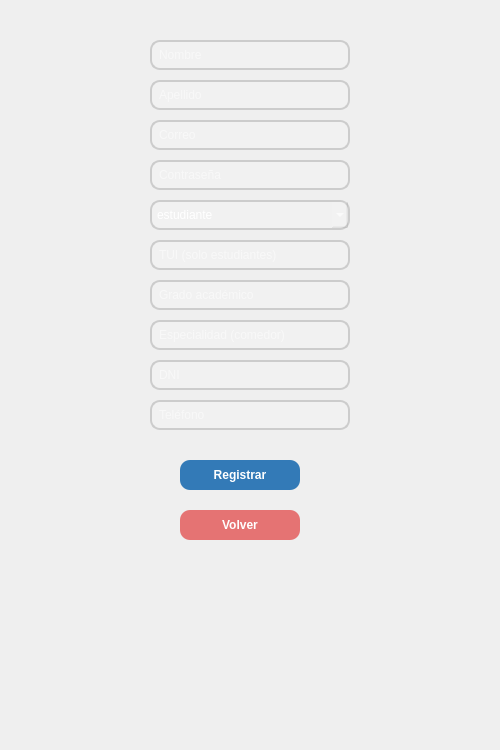
First picture: the form in src/vista/ui/VistaRegistro.ui, repository jaimecarfe/menule, before the edit.
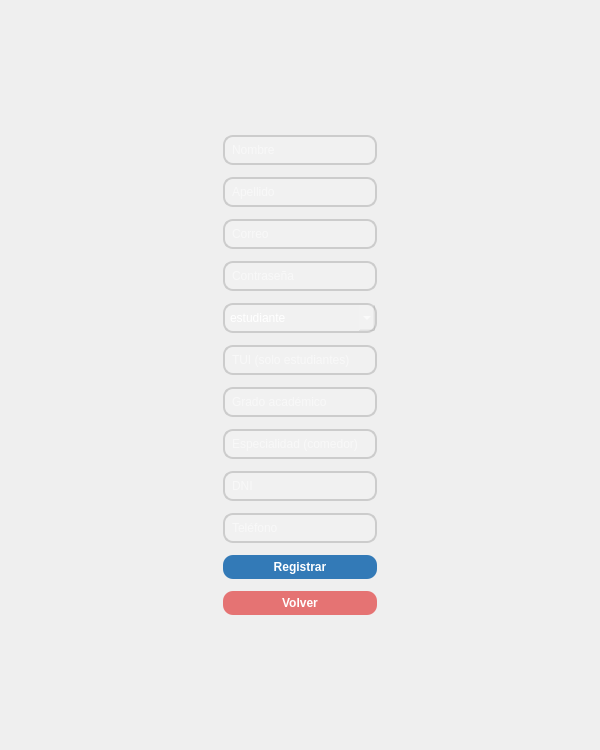
Second picture: the form after the edit.

Commit message: responsive registro y logging

```diff
--- a/src/vista/ui/VistaRegistro.ui
+++ b/src/vista/ui/VistaRegistro.ui
@@ -1,69 +1,123 @@
 <?xml version="1.0" encoding="utf-8"?>
 <ui version="4.0">
-<class>VistaRegistro</class>
-<widget class="QMainWindow" name="VistaRegistro">
-<property name="geometry">
-<rect><x>0</x><y>0</y><width>500</width><height>750</height></rect>
-</property>
-<property name="windowTitle">
-<string>MenULE - Registro</string>
-</property>
-<widget class="QWidget" name="centralwidget">
-<widget class="QLineEdit" name="lineEdit_nombre">
-<property name="geometry"><rect><x>150</x><y>40</y><width>200</width><height>30</height></rect></property>
-<property name="placeholderText"><string>Nombre</string></property>
-</widget>
-<widget class="QLineEdit" name="lineEdit_apellido">
-<property name="geometry"><rect><x>150</x><y>80</y><width>200</width><height>30</height></rect></property>
-<property name="placeholderText"><string>Apellido</string></property>
-</widget>
-<widget class="QLineEdit" name="lineEdit_correo">
-<property name="geometry"><rect><x>150</x><y>120</y><width>200</width><height>30</height></rect></property>
-<property name="placeholderText"><string>Correo</string></property>
-</widget>
-<widget class="QLineEdit" name="lineEdit_password">
-<property name="geometry"><rect><x>150</x><y>160</y><width>200</width><height>30</height></rect></property>
-<property name="echoMode"><enum>QLineEdit::Password</enum></property>
-<property name="placeholderText"><string>Contraseña</string></property>
-</widget>
-<widget class="QComboBox" name="comboBox_rol">
-<property name="geometry"><rect><x>150</x><y>200</y><width>200</width><height>30</height></rect></property>
-<item><property name="text"><string>estudiante</string></property></item>
-<item><property name="text"><string>profesor</string></property></item>
-<item><property name="text"><string>personal_comedor</string></property></item>
-<item><property name="text"><string>visitante</string></property></item>
-<item><property name="text"><string>administrador</string></property></item>
-</widget>
-<widget class="QLineEdit" name="lineEdit_tui">
-<property name="geometry"><rect><x>150</x><y>240</y><width>200</width><height>30</height></rect></property>
-<property name="placeholderText"><string>TUI (solo estudiantes)</string></property>
-</widget>
-<widget class="QLineEdit" name="lineEdit_grado">
-<property name="geometry"><rect><x>150</x><y>280</y><width>200</width><height>30</height></rect></property>
-<property name="placeholderText"><string>Grado académico</string></property>
-</widget>
-<widget class="QLineEdit" name="lineEdit_especialidad">
-<property name="geometry"><rect><x>150</x><y>320</y><width>200</width><height>30</height></rect></property>
-<property name="placeholderText"><string>Especialidad (comedor)</string></property>
-</widget>
-<widget class="QLineEdit" name="lineEdit_dni">
-<property name="geometry"><rect><x>150</x><y>360</y><width>200</width><height>30</height></rect></property>
-<property name="placeholderText"><string>DNI</string></property>
-</widget>
-<widget class="QLineEdit" name="lineEdit_telefono">
-<property name="geometry"><rect><x>150</x><y>400</y><width>200</width><height>30</height></rect></property>
-<property name="placeholderText"><string>Teléfono</string></property>
-</widget>
-<widget class="QPushButton" name="pushButton_registrar">
-<property name="geometry"><rect><x>180</x><y>460</y><width>120</width><height>30</height></rect></property>
-<property name="text"><string>Registrar</string></property>
-</widget>
-<widget class="QPushButton" name="pushButton_volver">
-<property name="geometry"><rect><x>180</x><y>510</y><width>120</width><height>30</height></rect></property>
-<property name="text"><string>Volver</string></property>
-</widget>
-</widget>
-<property name="styleSheet"><string>
+ <class>VistaRegistro</class>
+ <widget class="QMainWindow" name="VistaRegistro">
+  <property name="geometry">
+   <rect>
+    <x>0</x>
+    <y>0</y>
+    <width>600</width>
+    <height>750</height>
+   </rect>
+  </property>
+  <property name="windowTitle">
+   <string>MenULE - Registro</string>
+  </property>
+  <widget class="QWidget" name="centralwidget">
+   <layout class="QVBoxLayout" name="mainVerticalLayout">
+    <item>
+     <spacer name="verticalSpacerTop">
+      <property name="orientation">
+       <enum>Qt::Vertical</enum>
+      </property>
+      <property name="sizeHint" stdset="0">
+       <size>
+        <width>20</width>
+        <height>40</height>
+       </size>
+      </property>
+     </spacer>
+    </item>
+    <item>
+     <layout class="QHBoxLayout" name="horizontalLayout">
+      <item>
+       <spacer name="horizontalSpacerLeft">
+        <property name="orientation">
+         <enum>Qt::Horizontal</enum>
+        </property>
+        <property name="sizeHint" stdset="0">
+         <size>
+          <width>40</width>
+          <height>20</height>
+         </size>
+        </property>
+       </spacer>
+      </item>
+      <item>
+       <widget class="QFrame" name="frame">
+        <property name="frameShape">
+         <enum>QFrame::NoFrame</enum>
+        </property>
+        <layout class="QVBoxLayout" name="verticalLayoutFrame">
+         <property name="spacing">
+          <number>12</number>
+         </property>
+         <property name="leftMargin">
+          <number>20</number>
+         </property>
+         <property name="topMargin">
+          <number>20</number>
+         </property>
+         <property name="rightMargin">
+          <number>20</number>
+         </property>
+         <property name="bottomMargin">
+          <number>20</number>
+         </property>
+
+         <item><widget class="QLineEdit" name="lineEdit_nombre"><property name="placeholderText"><string>Nombre</string></property></widget></item>
+         <item><widget class="QLineEdit" name="lineEdit_apellido"><property name="placeholderText"><string>Apellido</string></property></widget></item>
+         <item><widget class="QLineEdit" name="lineEdit_correo"><property name="placeholderText"><string>Correo</string></property></widget></item>
+         <item><widget class="QLineEdit" name="lineEdit_password"><property name="echoMode"><enum>QLineEdit::Password</enum></property><property name="placeholderText"><string>Contraseña</string></property></widget></item>
+         <item><widget class="QComboBox" name="comboBox_rol">
+           <item><property name="text"><string>estudiante</string></property></item>
+           <item><property name="text"><string>profesor</string></property></item>
+           <item><property name="text"><string>personal_comedor</string></property></item>
+           <item><property name="text"><string>visitante</string></property></item>
+           <item><property name="text"><string>administrador</string></property></item>
+         </widget></item>
+         <item><widget class="QLineEdit" name="lineEdit_tui"><property name="placeholderText"><string>TUI (solo estudiantes)</string></property></widget></item>
+         <item><widget class="QLineEdit" name="lineEdit_grado"><property name="placeholderText"><string>Grado académico</string></property></widget></item>
+         <item><widget class="QLineEdit" name="lineEdit_especialidad"><property name="placeholderText"><string>Especialidad (comedor)</string></property></widget></item>
+         <item><widget class="QLineEdit" name="lineEdit_dni"><property name="placeholderText"><string>DNI</string></property></widget></item>
+         <item><widget class="QLineEdit" name="lineEdit_telefono"><property name="placeholderText"><string>Teléfono</string></property></widget></item>
+         <item><widget class="QPushButton" name="pushButton_registrar"><property name="text"><string>Registrar</string></property></widget></item>
+         <item><widget class="QPushButton" name="pushButton_volver"><property name="text"><string>Volver</string></property></widget></item>
+        </layout>
+       </widget>
+      </item>
+      <item>
+       <spacer name="horizontalSpacerRight">
+        <property name="orientation">
+         <enum>Qt::Horizontal</enum>
+        </property>
+        <property name="sizeHint" stdset="0">
+         <size>
+          <width>40</width>
+          <height>20</height>
+         </size>
+        </property>
+       </spacer>
+      </item>
+     </layout>
+    </item>
+    <item>
+     <spacer name="verticalSpacerBottom">
+      <property name="orientation">
+       <enum>Qt::Vertical</enum>
+      </property>
+      <property name="sizeHint" stdset="0">
+       <size>
+        <width>20</width>
+        <height>40</height>
+       </size>
+      </property>
+     </spacer>
+    </item>
+   </layout>
+  </widget>
+  <property name="styleSheet">
+   <string notr="true">
 QMainWindow {
     background-color: qlineargradient(x1:0, y1:0, x2:1, y2:1,
                                       stop:0 #3a1c71, stop:1 #d76d77);
```
Left out of the diff: 10 changed lines with no effect on the pictures. The commit also changes 26 other files.
